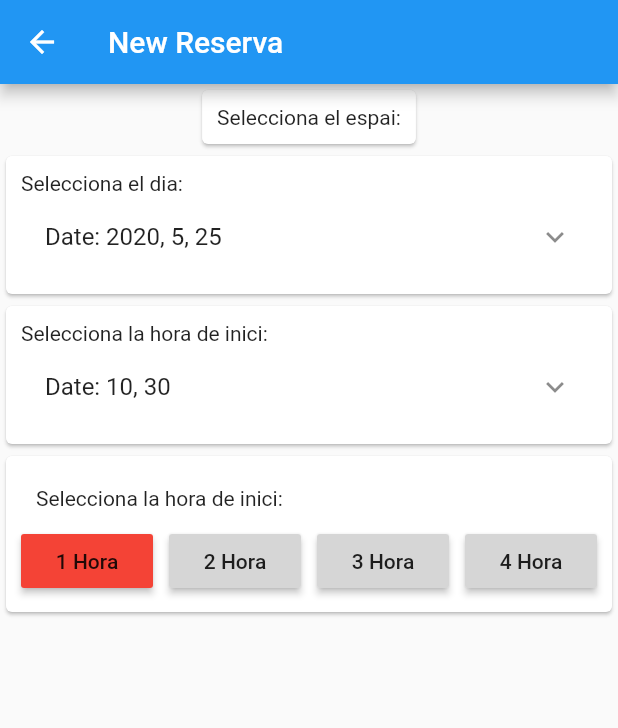
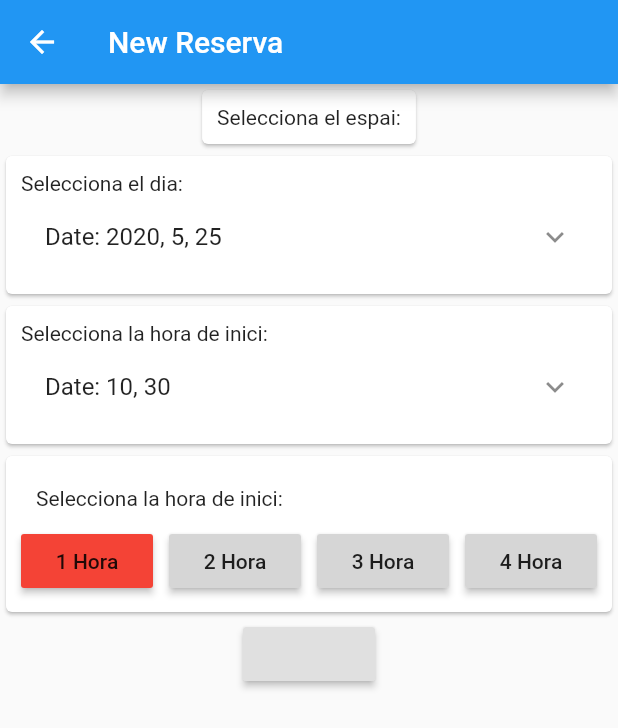
Before and after one commit to TomasMoratoPerezPorro/CommunityApp, a Flutter app: the NewReservaPage screen opened directly, on a phone screen of 412 x 824 dp. Shown: the top 728 px of the screen. Run offline on Flutter 3.47's test engine with Material 2 defaults, Android fonts, the phone set to English and light mode, and no system bars; our stand-ins replace cloud_firestore; accounts and stored records are empty.

Commit message:
ModelAddReserva

```diff
--- a/appcomunity/lib/Pages/NewReservaPage.dart
+++ b/appcomunity/lib/Pages/NewReservaPage.dart
@@ -1,4 +1,5 @@
 import 'package:appcomunity/Model/Espais.dart';
+import 'package:appcomunity/Model/Reserves.dart';
 import 'package:appcomunity/Widgets/LlistaEspaisWidget.dart';
 import 'package:flutter/material.dart';
 import 'package:provider/provider.dart';
@@ -16,11 +17,13 @@ class NewReservaProvider with ChangeNotifier {
 
 
   void setDate(DateTime date) {
+  //  print(date.toString());
     this.pickedDate = date;
     notifyListeners();
   }
 
   void setTime(TimeOfDay hora) {
+  //   print(hora.toString());
     this.time = hora;
     notifyListeners();
   }
@@ -28,6 +31,10 @@ class NewReservaProvider with ChangeNotifier {
   void setEspai(Espais espai){
     this.selectedEspai = espai;
     notifyListeners();
+  }
+
+  void saveReserva(){
+    addReserva(this.pickedDate,this.time,this.selectedEspai,this.selectedDuracio);
   }
 }
 
@@ -57,10 +64,25 @@ class FormNewReservaWidget extends StatelessWidget {
               FieldEspaiWidget(),
               FieldDiaWidget(),
               FieldHoraWidget(),
-              FieldDuracioWidget()
+              FieldDuracioWidget(),
+              SubmitButton()
             ],
           ),
         ));
+  }
+}
+
+class SubmitButton extends StatelessWidget {
+  const SubmitButton({
+    Key key,
+  }) : super(key: key);
+
+  @override
+  Widget build(BuildContext context) {
+    final myProvider = Provider.of<NewReservaProvider>(context, listen: false);
+    return RaisedButton(onPressed: (){
+
+    },);
   }
 }
 
```
Also changed, not shown: appcomunity/lib/Model/Reserves.dart (+18 -0 lines).
